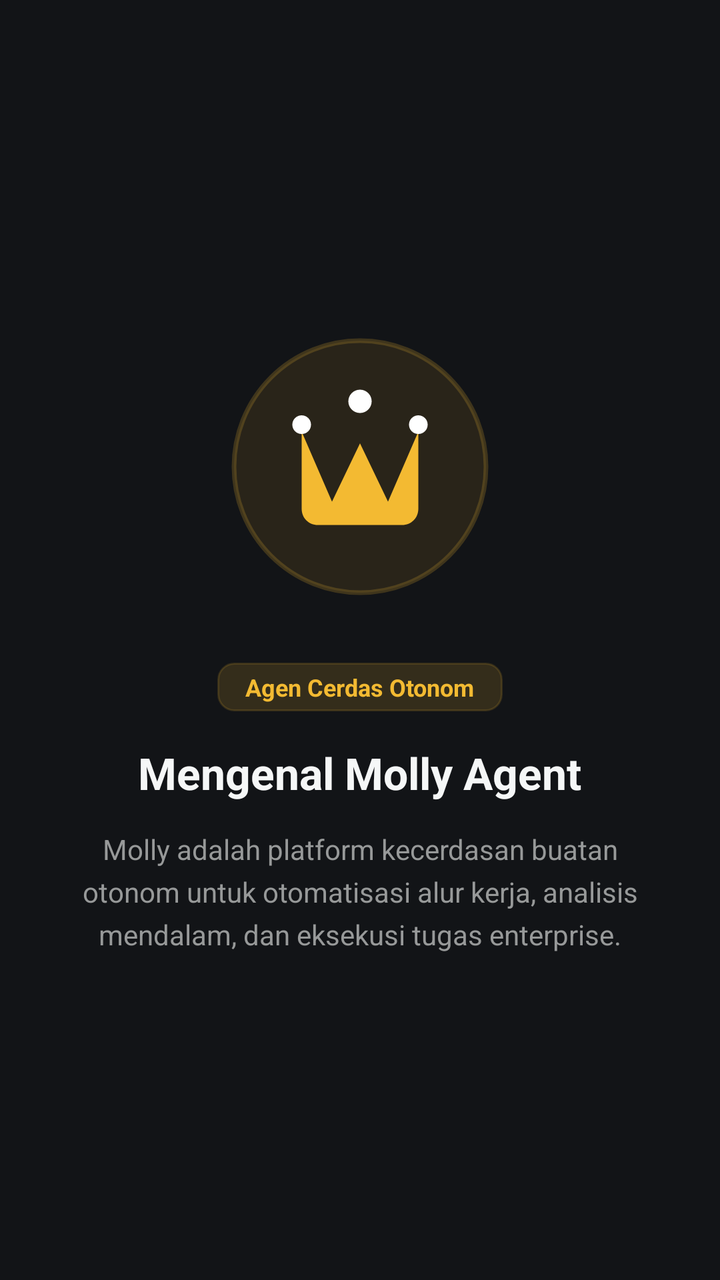
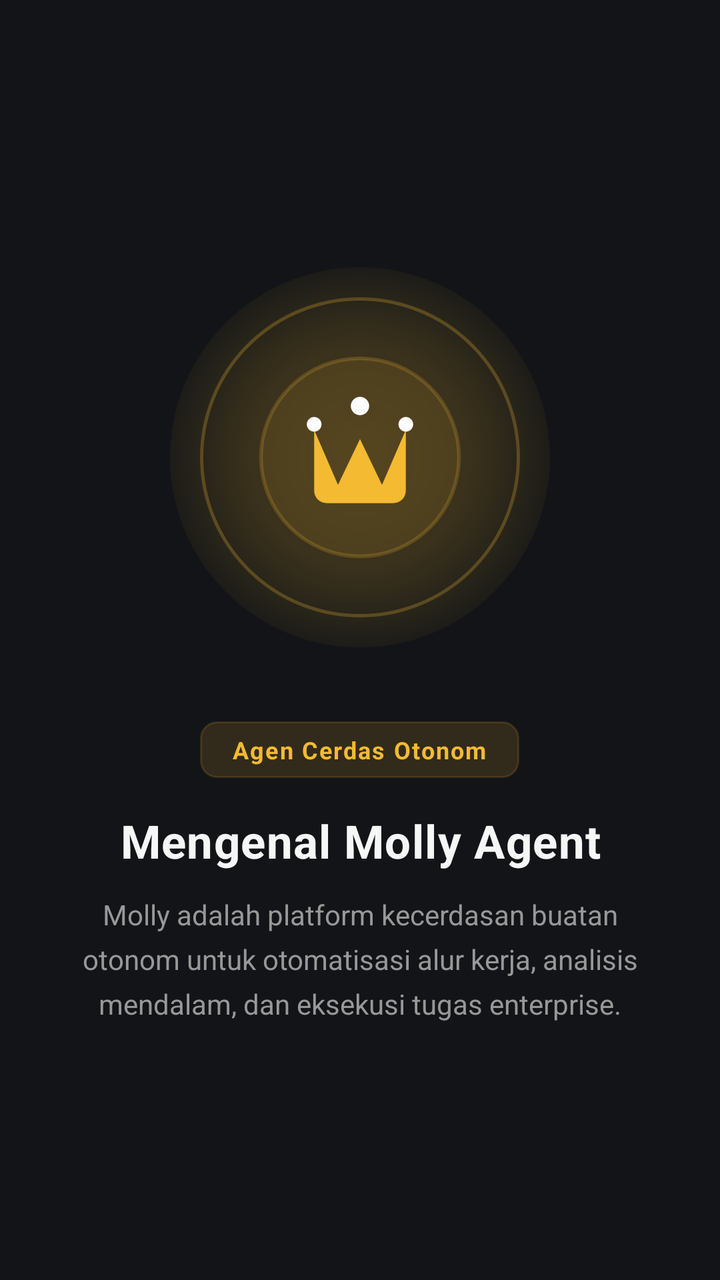

Two renders of the same Android screen: before a commit and after it. Below are the layout's source before the change and the commit's diff.
<!-- AndroidManifest.xml: application theme Theme.MollyAgent -->
<!-- res/layout/item_intro_slide.xml -->
<?xml version="1.0" encoding="utf-8"?>
<LinearLayout xmlns:android="http://schemas.android.com/apk/res/android"
    android:layout_width="match_parent"
    android:layout_height="match_parent"
    android:gravity="center"
    android:orientation="vertical"
    android:paddingHorizontal="32dp">

    <ImageView
        android:id="@+id/ivIntroIllustration"
        android:layout_width="140dp"
        android:layout_height="140dp"
        android:contentDescription="Ilustrasi Fitur"
        android:src="@drawable/ic_intro_agent" />

    <TextView
        android:id="@+id/tvIntroTagline"
        android:layout_width="wrap_content"
        android:layout_height="wrap_content"
        android:layout_marginTop="28dp"
        android:background="@drawable/bg_action_pill"
        android:backgroundTint="#26F3BA32"
        android:paddingHorizontal="14dp"
        android:paddingVertical="4dp"
        android:text="Agen Cerdas Otonom"
        android:textColor="@color/primary_gold"
        android:textSize="12sp"
        android:textStyle="bold" />

    <TextView
        android:id="@+id/tvIntroTitle"
        android:layout_width="wrap_content"
        android:layout_height="wrap_content"
        android:layout_marginTop="16dp"
        android:gravity="center"
        android:text="Mengenal Molly Agent"
        android:textColor="@color/text_white"
        android:textSize="22sp"
        android:textStyle="bold" />

    <TextView
        android:id="@+id/tvIntroDescription"
        android:layout_width="wrap_content"
        android:layout_height="wrap_content"
        android:layout_marginTop="14dp"
        android:gravity="center"
        android:lineSpacingExtra="5dp"
        android:text="Molly adalah platform kecerdasan buatan otonom untuk otomatisasi alur kerja, analisis mendalam, dan eksekusi tugas enterprise."
        android:textColor="@color/text_muted"
        android:textSize="14sp" />

</LinearLayout>
<!-- resources referenced by this layout -->
<resources>
  <color name="primary_gold">#F3BA32</color>
  <color name="text_muted">#979999</color>
  <color name="text_white">#F5F7F7</color>
  <!-- drawable bg_action_pill (drawable) -->
  <?xml version="1.0" encoding="utf-8"?>
  <shape xmlns:android="http://schemas.android.com/apk/res/android"
      android:shape="rectangle">
      <solid android:color="#242830" />
      <stroke
          android:width="1dp"
          android:color="#363C48" />
      <corners android:radius="8dp" />
      <padding
          android:bottom="5dp"
          android:left="9dp"
          android:right="9dp"
          android:top="5dp" />
  </shape>
  <!-- drawable ic_intro_agent (drawable) -->
  <vector xmlns:android="http://schemas.android.com/apk/res/android"
      android:width="120dp"
      android:height="120dp"
      android:viewportWidth="120"
      android:viewportHeight="120">
      
      <path
          android:fillColor="#1AF3BA32"
          android:pathData="M60,60m-54,0a54,54 0,1 1,108 0a54,54 0,1 1,-108 0" />
      <path
          android:strokeColor="#33F3BA32"
          android:strokeWidth="2"
          android:pathData="M60,60m-54,0a54,54 0,1 1,108 0a54,54 0,1 1,-108 0" />
  
      
      <path
          android:fillColor="#F3BA32"
          android:pathData="M35,45 L48,75 L60,50 L72,75 L85,45 L85,78 C85,82 82,85 78,85 L42,85 C38,85 35,82 35,78 Z" />
      
      <path
          android:fillColor="#FFFFFF"
          android:pathData="M60,32m-5,0a5,5 0,1 1,10 0a5,5 0,1 1,-10 0" />
      <path
          android:fillColor="#FFFFFF"
          android:pathData="M35,42m-4,0a4,4 0,1 1,8 0a4,4 0,1 1,-8 0" />
      <path
          android:fillColor="#FFFFFF"
          android:pathData="M85,42m-4,0a4,4 0,1 1,8 0a4,4 0,1 1,-8 0" />
  </vector>
  <style name="Theme.MollyAgent" parent="Theme.Material3.Dark.NoActionBar">
          <item name="colorPrimary">@color/primary_gold</item>
          <item name="colorPrimaryDark">@color/primary_gold_dark</item>
          <item name="colorSecondary">@color/primary_gold</item>
          <item name="android:windowBackground">@color/bg_dark</item>
          <item name="android:statusBarColor">@color/bg_dark</item>
          <item name="android:navigationBarColor">@color/bg_dark</item>
      </style>
  <color name="primary_gold_dark">#E2AB28</color>
  <color name="bg_dark">#121417</color>
</resources>

<!-- the commit's change to res/layout/item_intro_slide.xml (unified diff, before → after) -->
@@ -6,45 +6,77 @@
     android:orientation="vertical"
     android:paddingHorizontal="32dp">
 
-    <ImageView
-        android:id="@+id/ivIntroIllustration"
-        android:layout_width="140dp"
-        android:layout_height="140dp"
-        android:contentDescription="Ilustrasi Fitur"
-        android:src="@drawable/ic_intro_agent" />
+    
+    <FrameLayout
+        android:id="@+id/flIllustrationContainer"
+        android:layout_width="200dp"
+        android:layout_height="200dp"
+        android:layout_gravity="center">
 
+        
+        <View
+            android:id="@+id/vIntroAura"
+            android:layout_width="190dp"
+            android:layout_height="190dp"
+            android:layout_gravity="center"
+            android:background="@drawable/bg_intro_aura" />
+
+        
+        <View
+            android:id="@+id/vIntroRing"
+            android:layout_width="160dp"
+            android:layout_height="160dp"
+            android:layout_gravity="center"
+            android:background="@drawable/bg_splash_ring" />
+
+        
+        <ImageView
+            android:id="@+id/ivIntroIllustration"
+            android:layout_width="110dp"
+            android:layout_height="110dp"
+            android:layout_gravity="center"
+            android:contentDescription="Ilustrasi Fitur"
+            android:scaleType="fitCenter"
+            android:src="@drawable/ic_intro_agent" />
+    </FrameLayout>
+
+    
     <TextView
         android:id="@+id/tvIntroTagline"
         android:layout_width="wrap_content"
         android:layout_height="wrap_content"
-        android:layout_marginTop="28dp"
+        android:layout_marginTop="32dp"
         android:background="@drawable/bg_action_pill"
-        android:backgroundTint="#26F3BA32"
-        android:paddingHorizontal="14dp"
-        android:paddingVertical="4dp"
+        android:backgroundTint="#24F3BA32"
+        android:letterSpacing="0.06"
+        android:paddingHorizontal="16dp"
+        android:paddingVertical="6dp"
         android:text="Agen Cerdas Otonom"
         android:textColor="@color/primary_gold"
         android:textSize="12sp"
         android:textStyle="bold" />
 
+    
     <TextView
         android:id="@+id/tvIntroTitle"
         android:layout_width="wrap_content"
         android:layout_height="wrap_content"
         android:layout_marginTop="16dp"
         android:gravity="center"
+        android:letterSpacing="0.02"
         android:text="Mengenal Molly Agent"
         android:textColor="@color/text_white"
-        android:textSize="22sp"
+        android:textSize="23sp"
         android:textStyle="bold" />
 
+    
     <TextView
         android:id="@+id/tvIntroDescription"
         android:layout_width="wrap_content"
         android:layout_height="wrap_content"
-        android:layout_marginTop="14dp"
+        android:layout_marginTop="12dp"
         android:gravity="center"
-        android:lineSpacingExtra="5dp"
+        android:lineSpacingExtra="6dp"
         android:text="Molly adalah platform kecerdasan buatan otonom untuk otomatisasi alur kerja, analisis mendalam, dan eksekusi tugas enterprise."
         android:textColor="@color/text_muted"
         android:textSize="14sp" />
<!-- resource entries referenced after the edit -->
@@ -17,6 +17,24 @@
           android:left="9dp"
           android:right="9dp"
           android:top="5dp" />
+  </shape>
+  <!-- drawable bg_intro_aura (drawable) -->
+  <?xml version="1.0" encoding="utf-8"?>
+  <shape xmlns:android="http://schemas.android.com/apk/res/android"
+      android:shape="oval">
+      <gradient
+          android:centerColor="#2DF3BA32"
+          android:endColor="#00000000"
+          android:gradientRadius="110dp"
+          android:startColor="#38F3BA32"
+          android:type="radial" />
+  </shape>
+  <!-- drawable bg_splash_ring (drawable) -->
+  <?xml version="1.0" encoding="utf-8"?>
+  <shape xmlns:android="http://schemas.android.com/apk/res/android"
+      android:shape="oval">
+      <stroke android:width="1.5dp" android:color="#40F3BA32" />
+      <solid android:color="#00000000" />
   </shape>
   <!-- drawable ic_intro_agent (drawable) -->
   <vector xmlns:android="http://schemas.android.com/apk/res/android"
